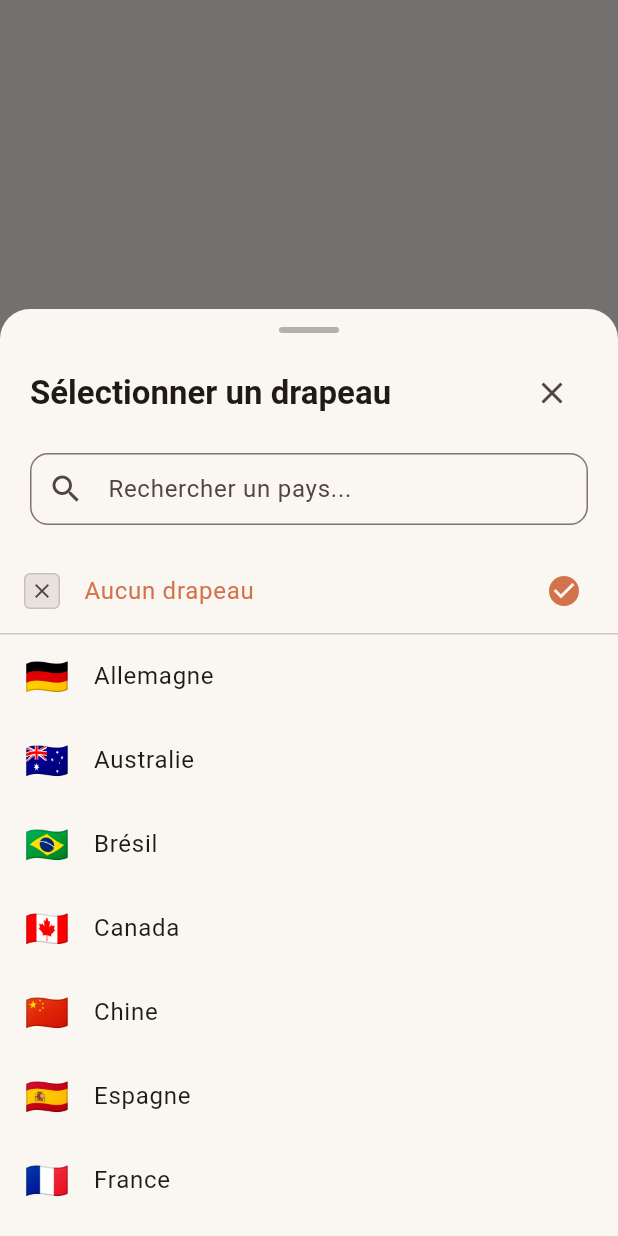
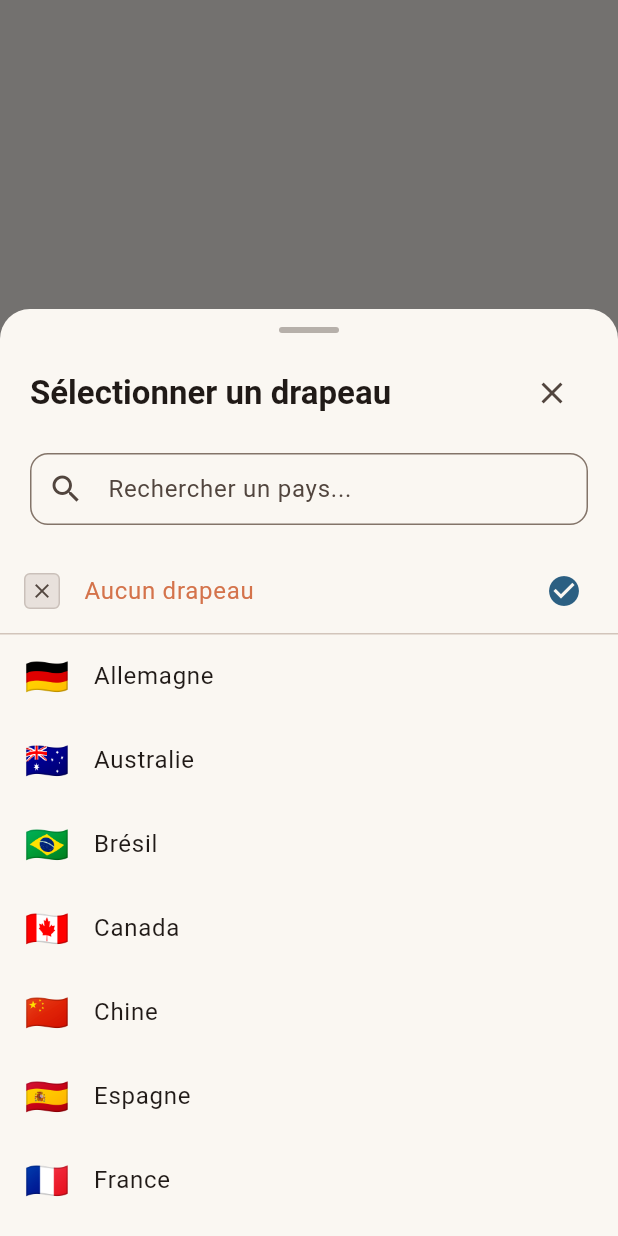
Before and after one commit to PFrappier/traductao_app, a Flutter app: the AddLanguageDialog widget shown alone on an empty page, opened directly, after a tap on "Sélectionner un drapeau", on a phone screen of 412 x 824 dp. Run offline on Flutter 3.47's test engine with Material 3 defaults, Android fonts, the phone set to English and light mode, and no system bars; our stand-ins replace equatable, flutter_bloc, go_router; network calls fail.

Commit message:
💄 Use more secondary and tertiary color

```diff
--- a/lib/screens/translations_page.dart
+++ b/lib/screens/translations_page.dart
@@ -31,7 +31,7 @@ class _MyTranslationsPageState extends State<MyTranslationsPage> {
       ScaffoldMessenger.of(context).showSnackBar(
         SnackBar(
           content: const Text('Traduction ajoutée avec succès !'),
-          backgroundColor: Theme.of(context).colorScheme.primary,
+          backgroundColor: Theme.of(context).colorScheme.tertiary,
           behavior: SnackBarBehavior.floating,
           duration: const Duration(seconds: 2),
         ),
@@ -51,7 +51,7 @@ class _MyTranslationsPageState extends State<MyTranslationsPage> {
       ScaffoldMessenger.of(context).showSnackBar(
         SnackBar(
           content: const Text('Traduction modifiée avec succès !'),
-          backgroundColor: Theme.of(context).colorScheme.primary,
+          backgroundColor: Theme.of(context).colorScheme.tertiary,
           behavior: SnackBarBehavior.floating,
           duration: const Duration(seconds: 2),
         ),
@@ -96,7 +96,7 @@ class _MyTranslationsPageState extends State<MyTranslationsPage> {
                 ScaffoldMessenger.of(context).showSnackBar(
                   SnackBar(
                     content: Text('${_selectedTranslationIds.length} traduction${_selectedTranslationIds.length > 1 ? 's supprimées' : ' supprimée'} !'),
-                    backgroundColor: Theme.of(context).colorScheme.primary,
+                    backgroundColor: Theme.of(context).colorScheme.tertiary,
                     behavior: SnackBarBehavior.floating,
                     duration: const Duration(seconds: 2),
                   ),
--- a/lib/screens/vocabulary_page.dart
+++ b/lib/screens/vocabulary_page.dart
@@ -91,7 +91,7 @@ class _MyVocabularyPageState extends State<MyVocabularyPage> {
       ScaffoldMessenger.of(context).showSnackBar(
         SnackBar(
           content: Text('${result.language} ajouté avec succès !'),
-          backgroundColor: Theme.of(context).colorScheme.primary,
+          backgroundColor: Theme.of(context).colorScheme.tertiary,
           behavior: SnackBarBehavior.floating,
           duration: const Duration(seconds: 2),
         ),
--- a/lib/widgets/add_language_dialog.dart
+++ b/lib/widgets/add_language_dialog.dart
@@ -57,7 +57,7 @@ class _AddLanguageDialogState extends State<AddLanguageDialog> {
         children: [
           Icon(
             Icons.add_circle_outline,
-            color: Theme.of(context).colorScheme.primary,
+            color: Theme.of(context).colorScheme.secondary,
           ),
           const SizedBox(width: 8),
           const Text('Ajouter une langue'),
--- a/lib/widgets/add_translation_dialog.dart
+++ b/lib/widgets/add_translation_dialog.dart
@@ -52,7 +52,7 @@ class _AddTranslationDialogState extends State<AddTranslationDialog> {
         children: [
           Icon(
             Icons.add_circle_outline,
-            color: Theme.of(context).colorScheme.primary,
+            color: Theme.of(context).colorScheme.secondary,
           ),
           const SizedBox(width: 8),
           const Text('Ajouter une traduction'),
--- a/lib/widgets/country_selector.dart
+++ b/lib/widgets/country_selector.dart
@@ -234,7 +234,7 @@ class _CountrySelectorState extends State<CountrySelector> {
                                       trailing: isSelected
                                           ? Icon(
                                               Icons.check_circle,
-                                              color: Theme.of(context).colorScheme.primary,
+                                              color: Theme.of(context).colorScheme.secondary,
                                             )
                                           : null,
                                       selected: isSelected,
@@ -261,7 +261,7 @@ class _CountrySelectorState extends State<CountrySelector> {
                                 trailing: isSelected
                                     ? Icon(
                                         Icons.check_circle,
-                                        color: Theme.of(context).colorScheme.primary,
+                                        color: Theme.of(context).colorScheme.secondary,
                                       )
                                     : null,
                                 selected: isSelected,
--- a/lib/widgets/edit_translation_dialog.dart
+++ b/lib/widgets/edit_translation_dialog.dart
@@ -64,7 +64,7 @@ class _EditTranslationDialogState extends State<EditTranslationDialog> {
         children: [
           Icon(
             Icons.edit_outlined,
-            color: Theme.of(context).colorScheme.primary,
+            color: Theme.of(context).colorScheme.secondary,
           ),
           const SizedBox(width: 8),
           const Text('Modifier la traduction'),
--- a/lib/widgets/language_card.dart
+++ b/lib/widgets/language_card.dart
@@ -107,7 +107,7 @@ class _LanguageCardState extends State<LanguageCard> {
             ListTile(
               leading: Icon(
                 Icons.edit_outlined,
-                color: Theme.of(context).colorScheme.primary,
+                color: Theme.of(context).colorScheme.secondary,
               ),
               title: const Text('Modifier'),
               subtitle: const Text('Changer le nom ou le drapeau'),
--- a/lib/widgets/translation_tile.dart
+++ b/lib/widgets/translation_tile.dart
@@ -21,15 +21,16 @@ class TranslationTile extends StatelessWidget {
   Widget build(BuildContext context) {
     return Card(
       margin: const EdgeInsets.symmetric(vertical: 4),
+      clipBehavior: Clip.antiAlias,
       child: ListTile(
         selected: isSelected,
         selectedTileColor: Theme.of(
           context,
-        ).colorScheme.primaryContainer.withValues(alpha: 0.3),
+        ).colorScheme.secondaryContainer.withValues(alpha: 0.3),
         leading: isSelected
             ? Icon(
                 Icons.check_circle,
-                color: Theme.of(context).colorScheme.primary,
+                color: Theme.of(context).colorScheme.secondary,
               )
             : Icon(
                 Icons.translate,
```
